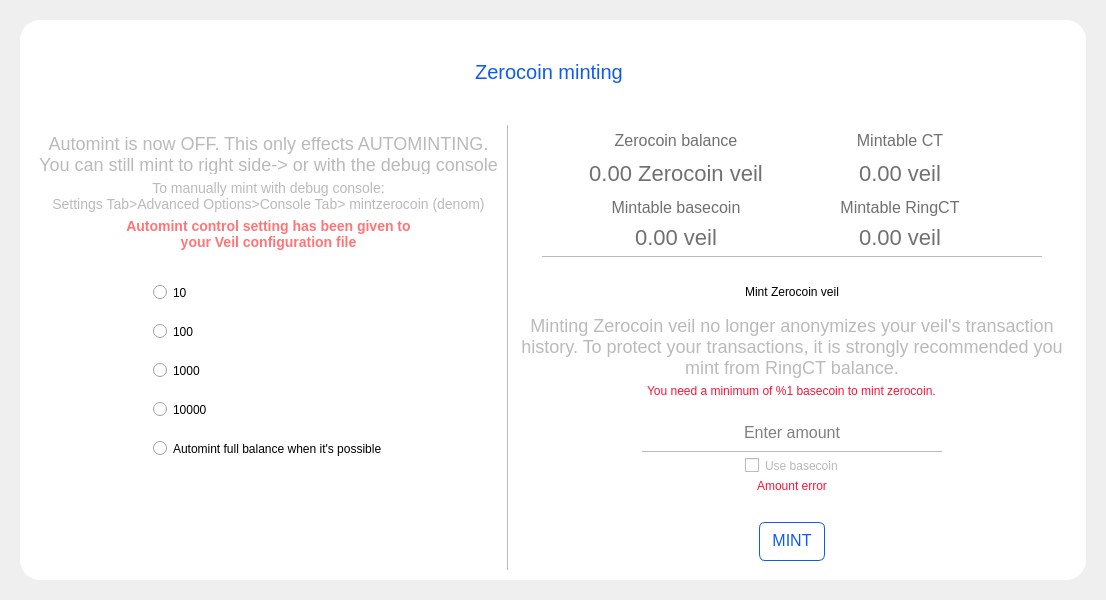
Veil-Project/veil, file src/qt/veil/forms/settingsminting.ui: the form before one commit.
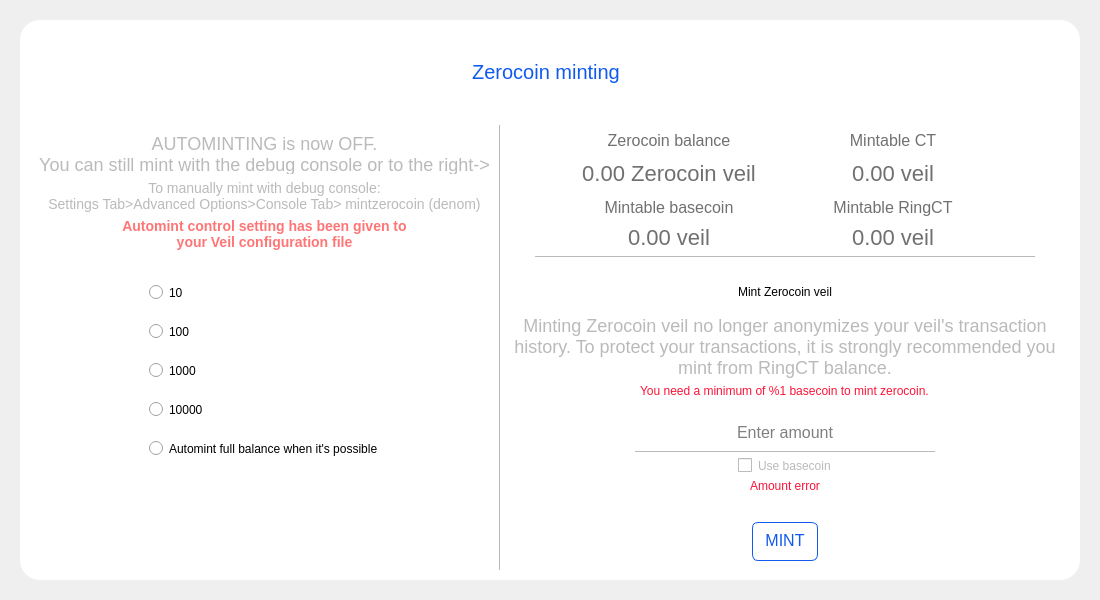
The form after the commit. Icons and pictures are not drawn.

What changed in the file:
```diff
--- a/src/qt/veil/forms/settingsminting.ui
+++ b/src/qt/veil/forms/settingsminting.ui
@@ -271,8 +271,8 @@
 font-size:18px;</string>
               </property>
               <property name="text">
-               <string>Automint is now OFF. This only effects AUTOMINTING. 
-You can still mint to right side-> or with the debug console</string>
+               <string>AUTOMINTING is now OFF. 
+You can still mint with the debug console or to the right-></string>
               </property>
               <property name="alignment">
                <set>Qt::AlignCenter</set>
```
